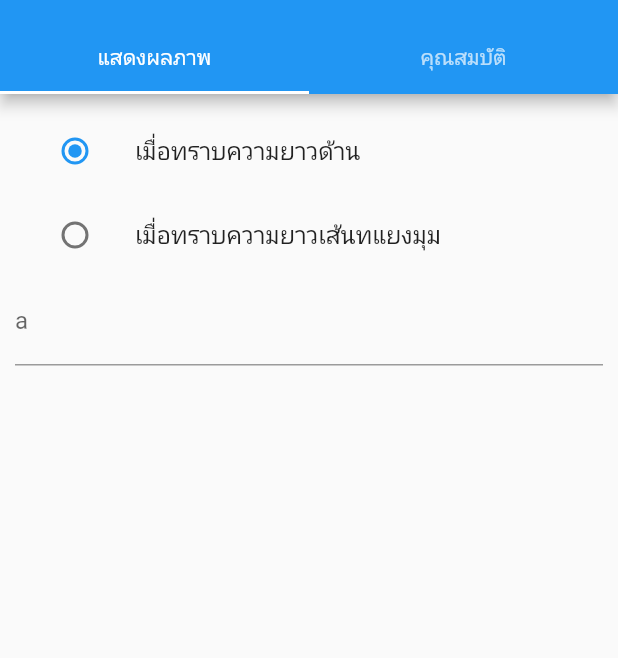
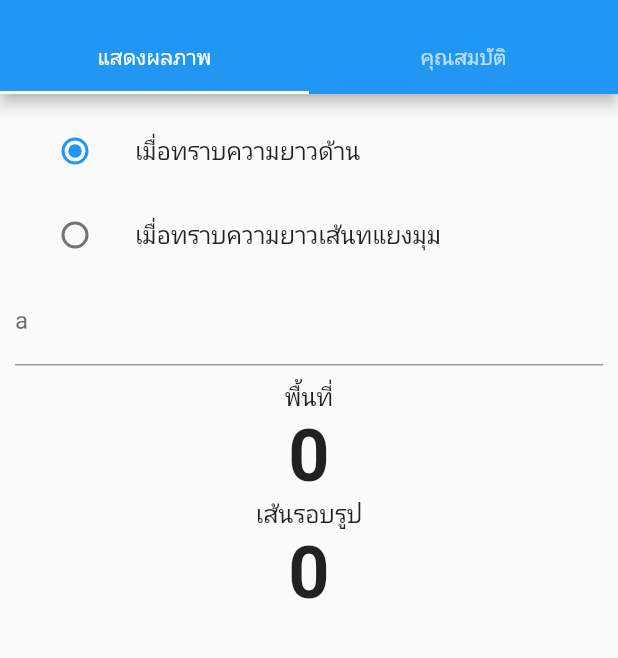
Before and after one commit to Wongvaritanprasertporn/class12geomathitproject, a Flutter app: the screen it shows after launch, on a phone screen of 412 x 824 dp, the part 62-720 px from its top. Run offline on Flutter 3.47's test engine with Material 2 defaults, Android fonts, the phone set to English and light mode, and no system bars.

Commit message:
fix numberField and square.dart

```diff
--- a/lib/CalcSubPage/square.dart
+++ b/lib/CalcSubPage/square.dart
@@ -1,5 +1,6 @@
 import 'package:flutter/material.dart';
-import 'package:flutter/services.dart';
+import 'package:geomath/numberField.dart';
+import 'dart:math';
 
 enum SquareAreaFormula { fromA, fromB }
 
@@ -12,6 +13,91 @@ class SquareCalcPage extends StatefulWidget {
 
 class _SquareCalcPage extends State<SquareCalcPage> {
   SquareAreaFormula? _squareAreaFormula = SquareAreaFormula.fromA;
+
+  String numberFieldValA = "";
+  String numberFieldValB = "";
+  num aValueArea = 0;
+  num aValuePeri = 0;
+  num bValueArea = 0;
+
+  @override
+  void initState() {
+    super.initState();
+  }
+
+  void calculate(value) {
+    setState(() {
+      numberFieldValA = value;
+      print("number : $numberFieldValA");
+      aValueArea = pow(double.parse(numberFieldValA), 2);
+      aValuePeri = double.parse(numberFieldValA) * 4;
+    });
+  }
+
+  getData() {
+    switch (_squareAreaFormula) {
+      case SquareAreaFormula.fromA:
+        return Column(
+          children: [
+            NumberField(
+              labelText: "a",
+              onChanged: (value) => calculate(value),
+              //key: UniqueKey(),
+            ),
+            Padding(
+              padding: const EdgeInsets.only(top: 10.0),
+              child: Column(
+                children: [
+                  Text(
+                    "พื้นที่",
+                    style: TextStyle(fontSize: 16, fontWeight: FontWeight.w500),
+                  ),
+                  Text(
+                    "$aValueArea",
+                    style: TextStyle(fontSize: 48, fontWeight: FontWeight.bold),
+                  ),
+                  Text(
+                    "เส้นรอบรูป",
+                    style: TextStyle(fontSize: 16, fontWeight: FontWeight.w500),
+                  ),
+                  Text(
+                    "$aValuePeri",
+                    style: TextStyle(fontSize: 48, fontWeight: FontWeight.bold),
+                  )
+                ],
+              ),
+            ),
+          ],
+        );
+      case SquareAreaFormula.fromB:
+        return Column(
+          children: [
+            NumberField(
+              labelText: "b",
+              onChanged: (value) => calculate(value),
+              //key: UniqueKey(),
+            ),
+            Padding(
+              padding: const EdgeInsets.only(top: 10.0),
+              child: Column(
+                children: [
+                  Text(
+                    "พื้นที่",
+                    style: TextStyle(fontSize: 16, fontWeight: FontWeight.w500),
+                  ),
+                  Text(
+                    "$bValueArea",
+                    style: TextStyle(fontSize: 48, fontWeight: FontWeight.bold),
+                  )
+                ],
+              ),
+            ),
+          ],
+        );
+      default:
+        print("Unknown square area formula");
+    }
+  }
 
   @override
   Widget build(BuildContext context) {
@@ -47,32 +133,9 @@ class _SquareCalcPage extends State<SquareCalcPage> {
               )
             ],
           ),
-          getData()
+          getData(),
         ],
       ),
     );
   }
-
-  getData() {
-    switch (_squareAreaFormula) {
-      case SquareAreaFormula.fromA:
-        return TextField(
-          decoration: new InputDecoration(labelText: "a"),
-          keyboardType: TextInputType.number,
-          inputFormatters: <TextInputFormatter>[
-            FilteringTextInputFormatter.digitsOnly
-          ],
-        );
-      case SquareAreaFormula.fromB:
-        return TextField(
-          decoration: new InputDecoration(labelText: "b"),
-          keyboardType: TextInputType.number,
-          inputFormatters: <TextInputFormatter>[
-            FilteringTextInputFormatter.digitsOnly
-          ],
-        );
-      default:
-        print("Unknown square area formula");
-    }
-  }
 }
--- a/lib/numberField.dart
+++ b/lib/numberField.dart
@@ -2,18 +2,23 @@ import 'package:flutter/material.dart';
 import 'package:flutter/services.dart';
 
 class NumberField extends StatefulWidget {
-  NumberField({Key? key, required this.labelText}) : super(key: key);
+  NumberField({Key? key, required this.labelText, this.onChanged})
+      : super(key: key);
 
   final String labelText;
+  final onChanged;
 
   @override
-  _NumberField createState() => new _NumberField(labelText: this.labelText);
+  _NumberField createState() =>
+      new _NumberField(labelText: this.labelText, onChanged: this.onChanged);
 }
 
 class _NumberField extends State<NumberField> {
-  _NumberField({required this.labelText});
-  final value = TextEditingController();
+  _NumberField({required this.labelText, this.onChanged});
+  var value = TextEditingController();
+
   final labelText;
+  final onChanged;
 
   @override
   void initState() {
@@ -29,12 +34,6 @@ class _NumberField extends State<NumberField> {
     super.dispose();
   }
 
-  void reset() {
-    setState(() {
-      value.text = "0";
-    });
-  }
-
   void _changeARes() {
     if (value.text == "") {
       setState(() {
@@ -44,6 +43,10 @@ class _NumberField extends State<NumberField> {
       setState(() {
         value.text = value.text.substring(1, value.text.length);
       });
+    }
+    //Check if textfield has an dot
+    if (".".allMatches(value.text).length == 2) {
+      value.text = value.text.substring(0, value.text.length - 1);
     }
     value.selection =
         TextSelection.fromPosition(TextPosition(offset: value.text.length));
@@ -57,6 +60,7 @@ class _NumberField extends State<NumberField> {
       inputFormatters: <TextInputFormatter>[
         FilteringTextInputFormatter.allow(RegExp('[0-9.]'))
       ],
+      onChanged: onChanged,
       controller: value,
     );
   }
```
